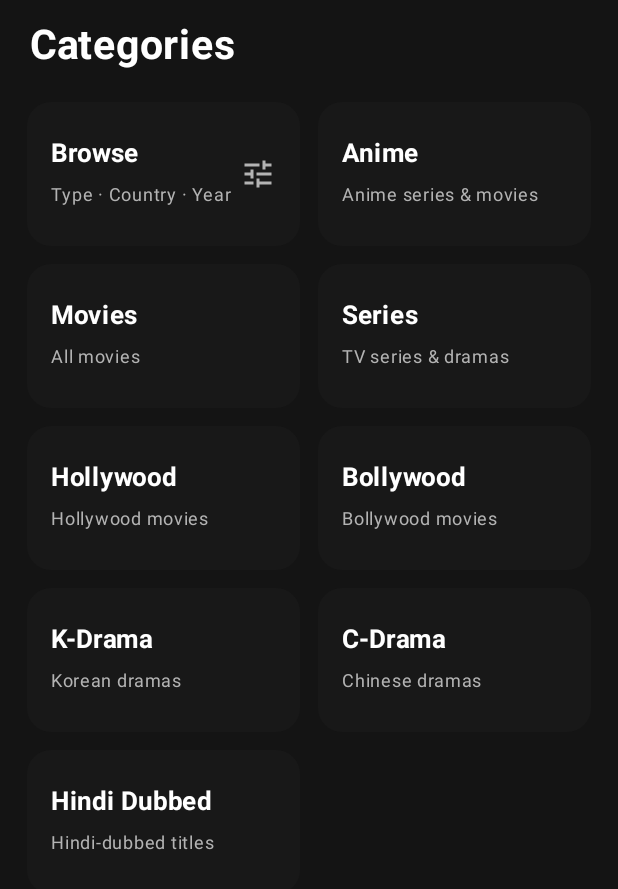
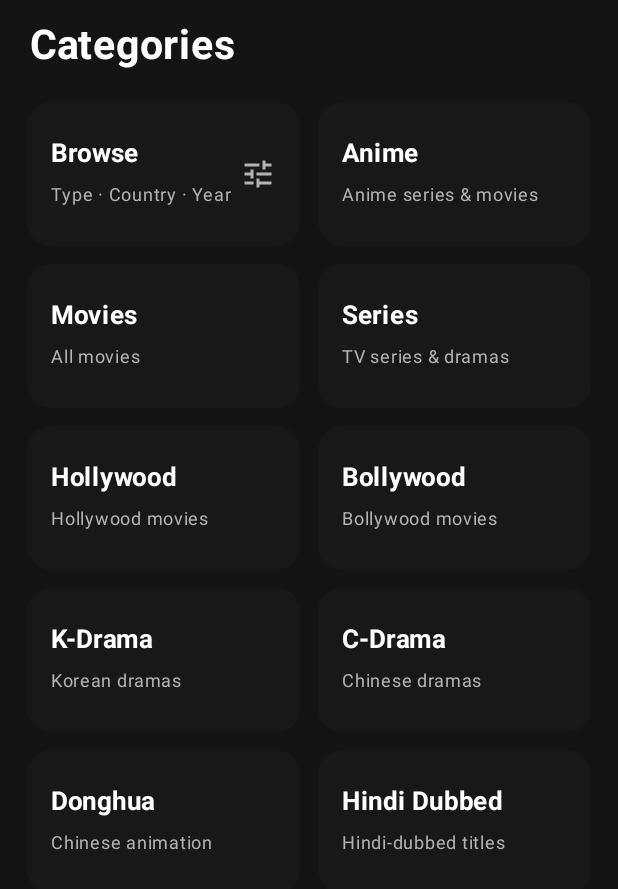
Before and after one commit to mazharmnzoor4227-beep/streamhub, an Android app built with Jetpack Compose: the composable CategoriesScreen shown on its own in the app's theme, on a phone screen of 412 x 824 dp. Shown: the top 889 px of the screen. Run offline under Robolectric (Android 15) with nearby library versions, the phone set to English and light mode, and no system bars.

Commit message:
streamhub v1.0.3 - fast playback (proxy headers, multi-server auto-failover, OkHttp), hide Extensions, adult expansion + Lock history, real language menu, categories fix

```diff
--- a/app/src/main/java/com/streamhub/app/ui/screens/CategoriesScreen.kt
+++ b/app/src/main/java/com/streamhub/app/ui/screens/CategoriesScreen.kt
@@ -81,6 +81,7 @@ private fun categorySubtitle(id: String): String = when (id) {
     "bollywood" -> "Bollywood movies"
     "kdrama" -> "Korean dramas"
     "cdrama" -> "Chinese dramas"
+    "donghua" -> "Chinese animation"
     "hindi" -> "Hindi-dubbed titles"
     else -> "Titles"
 }
```
Also changed, not shown: app/src/main/java/com/streamhub/app/data/api/Repository.kt (+6 -8 lines).
